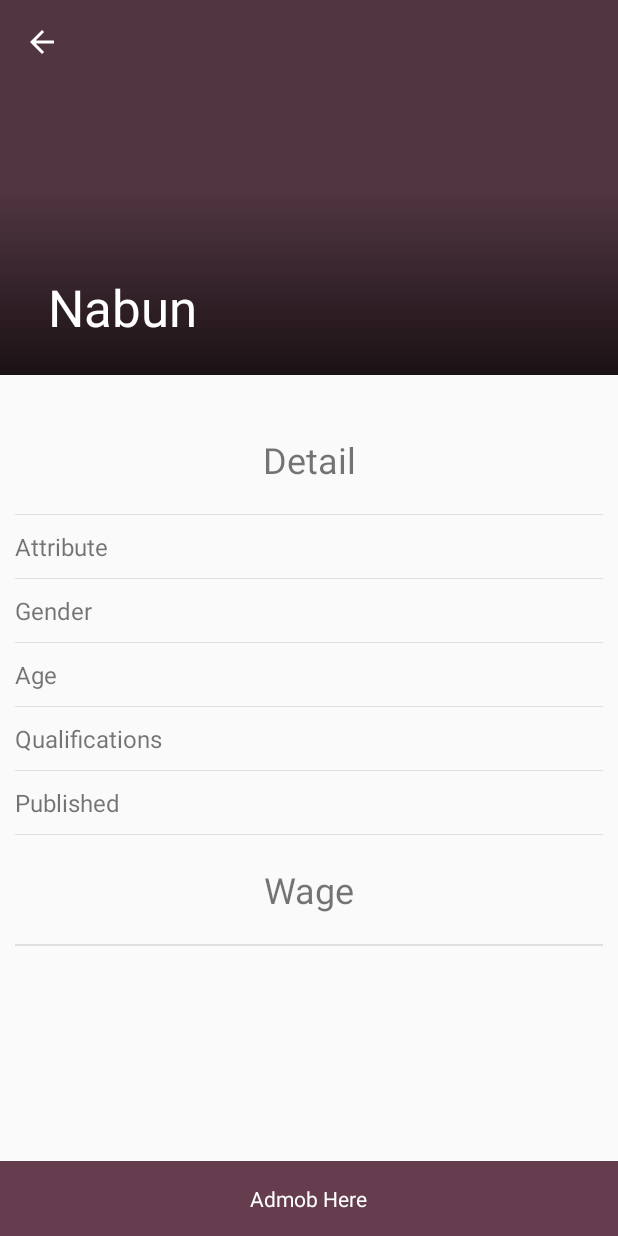
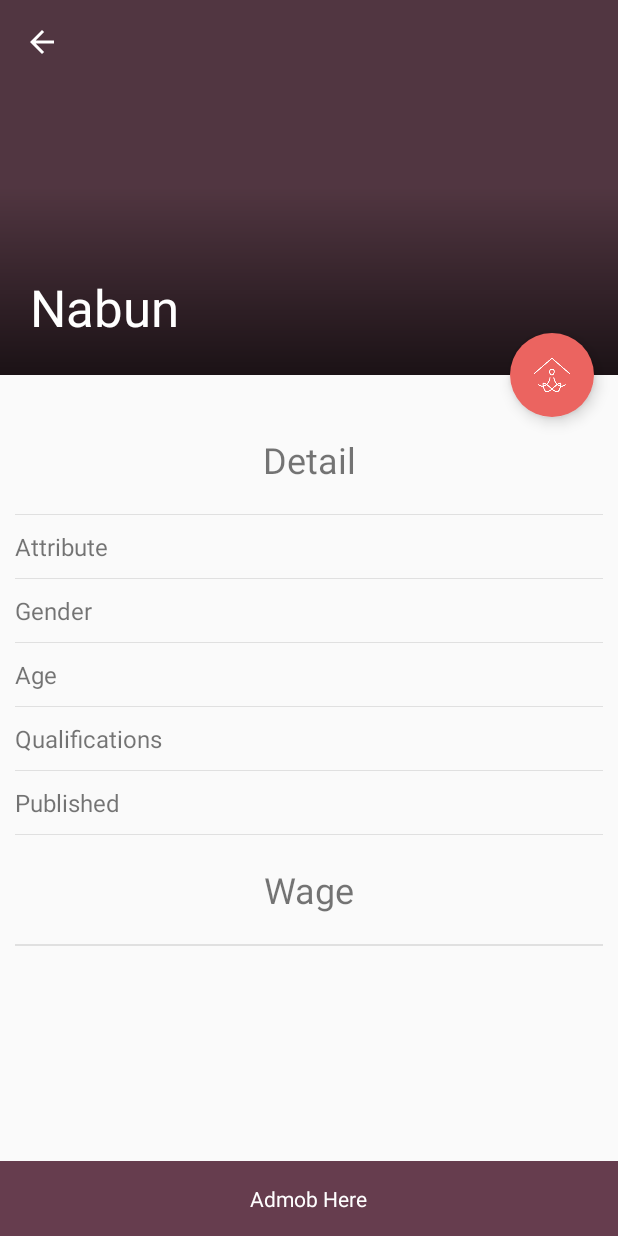
Before and after one commit to rensamatar/nabun-upgrade, an Android app: the CareerViewActivity screen opened directly, with no data from a screen before it, on a phone screen of 412 x 824 dp. Run offline under Robolectric (Android 15) with nearby library versions, the phone set to English and light mode, and no system bars; libraries missing offline, so code that uses them is left out: me.grantland.widget; plain views replace AutofitTextView.

Commit message:
add contact button to collapsing

```diff
--- a/app/src/main/java/com/nabun_upgrade/nabun/CareerViewActivity.java
+++ b/app/src/main/java/com/nabun_upgrade/nabun/CareerViewActivity.java
@@ -1,7 +1,9 @@
 package com.nabun_upgrade.nabun;
 
+import android.content.res.ColorStateList;
 import android.os.Bundle;
 import android.support.design.widget.CollapsingToolbarLayout;
+import android.support.design.widget.FloatingActionButton;
 import android.support.v4.widget.NestedScrollView;
 import android.support.v7.app.AppCompatActivity;
 import android.support.v7.widget.Toolbar;
@@ -53,6 +55,7 @@ public class CareerViewActivity extends AppCompatActivity {
     private WageAdapter wageAdapter;
 
     private CollapsingToolbarLayout collapsingToolbar;
+    private FloatingActionButton fab;
     private NetworkImageView thumbnail;
     private TextView attrText;
     private TextView genderText;
@@ -87,6 +90,14 @@ public class CareerViewActivity extends AppCompatActivity {
 
     private void initComponentData() {
         collapsingToolbar = (CollapsingToolbarLayout) findViewById(R.id.collapsing_toolbar);
+
+        int lightVibrantColor = getResources().getColor(android.R.color.white);
+        int vibrantColor = (getResources().getColor(R.color.sienna));
+
+        fab = (FloatingActionButton) findViewById(R.id.contactBtn);
+        fab.setRippleColor(lightVibrantColor);
+        fab.setBackgroundTintList(ColorStateList.valueOf(vibrantColor));
+
         thumbnail = (NetworkImageView) findViewById(R.id.career_banner);
 
         // Listing
--- a/app/src/main/res/layout/activity_career_view.xml
+++ b/app/src/main/res/layout/activity_career_view.xml
@@ -5,6 +5,7 @@
   android:layout_height="match_parent">
 
   <android.support.design.widget.AppBarLayout
+    android:id="@+id/app_bar_layout"
     android:layout_width="match_parent"
     android:layout_height="@dimen/cover_item_height"
     android:theme="@style/ThemeOverlay.AppCompat.Dark.ActionBar">
@@ -13,6 +14,8 @@
       android:layout_width="match_parent"
       android:layout_height="match_parent"
       app:contentScrim="?attr/colorPrimary"
+      app:expandedTitleMarginEnd="64dp"
+      app:expandedTitleMarginStart="20dp"
       app:layout_scrollFlags="scroll|exitUntilCollapsed">
       <com.android.volley.toolbox.NetworkImageView
         android:id="@+id/career_banner"
@@ -29,17 +32,24 @@
         android:layout_width="match_parent"
         android:layout_height="?attr/actionBarSize"
         app:layout_collapseMode="pin"/>
+
     </android.support.design.widget.CollapsingToolbarLayout>
+
   </android.support.design.widget.AppBarLayout>
 
   <android.support.v4.widget.NestedScrollView
     android:id="@+id/career_scrollview"
     android:layout_width="match_parent"
-    android:layout_height="fill_parent"
+    android:layout_height="match_parent"
     android:layout_gravity="fill_vertical"
     android:layout_marginBottom="@dimen/dimens_50dp"
+    android:clipToPadding="false"
     android:paddingBottom="@dimen/dimens_50dp"
     app:layout_behavior="@string/appbar_scrolling_view_behavior">
+
+    <FrameLayout
+      android:layout_width="match_parent"
+      android:layout_height="wrap_content">
 
       <LinearLayout
         android:id="@+id/detail_layout"
@@ -137,8 +147,16 @@
 
       </LinearLayout>
 
+    </FrameLayout>
+
   </android.support.v4.widget.NestedScrollView>
 
   <include layout="@layout/bottom_panel"/>
 
+  <android.support.design.widget.FloatingActionButton
+    android:id="@+id/contactBtn"
+    style="@style/FabStyle"
+    app:layout_anchor="@id/app_bar_layout"
+    app:layout_anchorGravity="bottom|right|end"/>
+
 </android.support.design.widget.CoordinatorLayout>
--- a/app/src/main/res/values/dimens.xml
+++ b/app/src/main/res/values/dimens.xml
@@ -2,6 +2,7 @@
   <!-- Default screen margins, per the Android Design guidelines. -->
   <dimen name="activity_horizontal_margin">16dp</dimen>
   <dimen name="activity_vertical_margin">16dp</dimen>
+
   <dimen name="list_item_height">222dp</dimen>
   <dimen name="cover_item_height">250dp</dimen>
 
@@ -11,6 +12,16 @@
   <dimen name="dimens_8dp">8dp</dimen>
   <dimen name="dimens_6dp">6dp</dimen>
   <dimen name="dimens_5dp">5dp</dimen>
+
+  <!-- Default screen margins, per the Android Design guidelines. -->
+  <dimen name="spacing_xsmall">2dp</dimen>
+  <dimen name="spacing_medium">8dp</dimen>
+  <dimen name="spacing_large">16dp</dimen>
+  <dimen name="spacing_xlarge">32dp</dimen>
+
+  <dimen name="elevation_low">9dp</dimen>
+  <dimen name="elevation_high">12dp</dimen>
+  <dimen name="status_bar_height">25dp</dimen>
 
   <!-- Material text size -->
   <dimen name="material_text_button">14sp</dimen>
--- a/app/src/main/res/values/styles.xml
+++ b/app/src/main/res/values/styles.xml
@@ -58,5 +58,16 @@
     <item name="android:textSize">@dimen/material_text_subhead</item>
   </style>
 
+  <!-- FloatingAction button -->
+  <style name="FabStyle">
+    <item name="android:layout_width">wrap_content</item>
+    <item name="android:layout_height">wrap_content</item>
+    <item name="android:layout_margin">@dimen/spacing_large</item>
+    <item name="android:src">@drawable/icon_2</item>
+    <item name="borderWidth">0dp</item>
+    <item name="elevation">6dp</item>
+    <item name="pressedTranslationZ">12dp</item>
+    <item name="rippleColor">@android:color/white</item>
+  </style>
 
 </resources>
```
Lines whose indentation alone changed are shown as unchanged.
